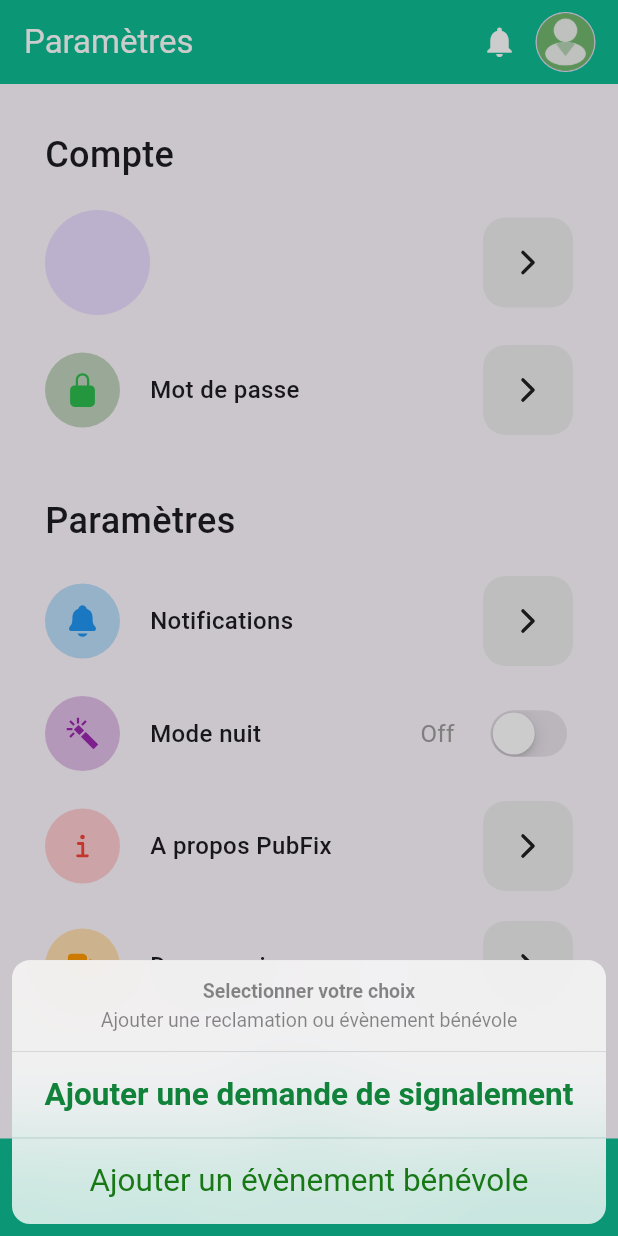
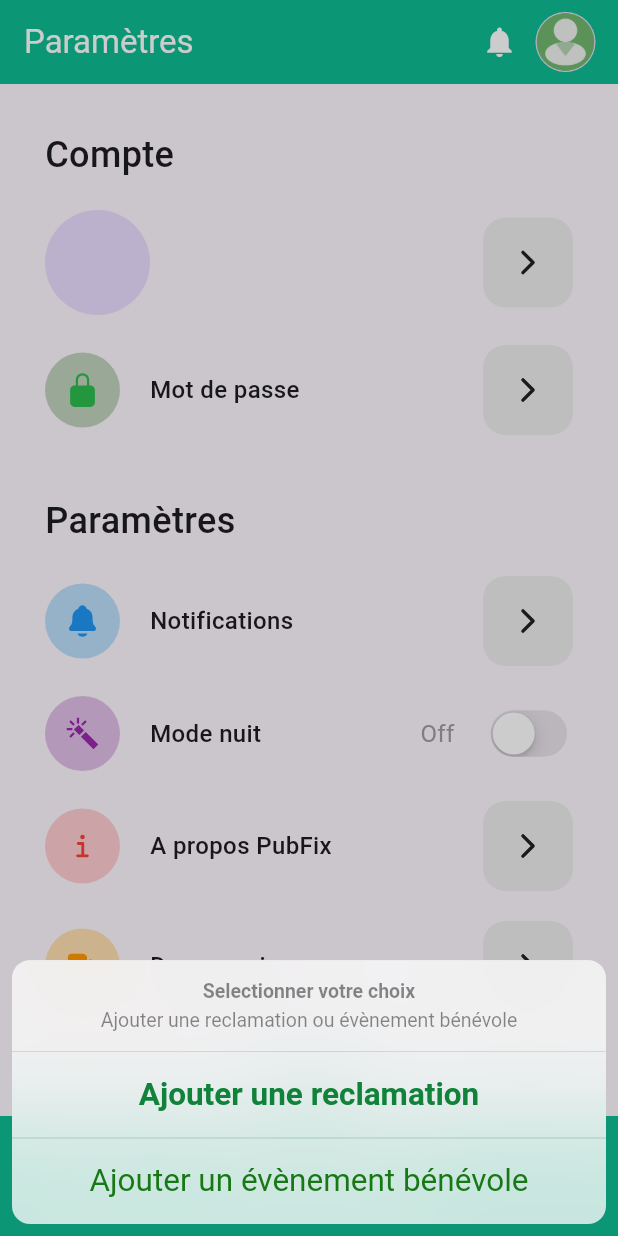
Before and after one commit to Bilelhmd/PFE_Pubfix, a Flutter app: the screen it shows once a user with an empty profile is signed in, item 4 of the bottom bar chosen, after a tap on the "add" icon, on a phone screen of 412 x 824 dp. Run offline on Flutter 3.47's test engine with Material 3 defaults, Android fonts, the phone set to English and light mode, and no system bars; our stand-ins replace cloud_firestore, firebase_auth, firebase_core, firebase_messaging, firebase_storage, flutter_local_notifications and 10 more; missing offline and left inert: cloud_firestore_platform_interface, email_auth, flutter_facebook_auth; accounts and stored records are empty; network calls fail.

Commit message:
03/06 (2)

```diff
--- a/lib/Screen/home_dashboard.dart
+++ b/lib/Screen/home_dashboard.dart
@@ -24,8 +24,6 @@ class _HomeState extends State<Home> {
         message: const Text('Ajouter une reclamation ou évènement bénévole '),
         actions: <CupertinoActionSheetAction>[
           CupertinoActionSheetAction(
-            /// This parameter indicates the action would be a default
-            /// default behavior, turns the action's text to bold text.
             isDefaultAction: true,
             onPressed: () {
               Navigator.push(
@@ -36,7 +34,7 @@ class _HomeState extends State<Home> {
               );
             },
             child: const Text(
-              'Ajouter une demande de signalement',
+              'Ajouter une reclamation',
               style: TextStyle(
                 color: Color.fromARGB(255, 16, 130, 58),
               ),
@@ -82,7 +80,9 @@ class _HomeState extends State<Home> {
   @override
   Widget build(BuildContext context) {
     return Scaffold(
-      body: _pages[_currentTabIndex],
+      body: SafeArea(
+        child: _pages[_currentTabIndex],
+      ),
       floatingActionButton: FloatingActionButton(
         onPressed: () {
           _showActionSheet(context);
@@ -96,20 +96,22 @@ class _HomeState extends State<Home> {
       ),
       floatingActionButtonLocation: FloatingActionButtonLocation.centerDocked,
       bottomNavigationBar: BottomAppBar(
-        height: 65,
         color: const Color.fromARGB(255, 14, 189, 148),
-        //  color: const Color.fromARGB(255, 39, 222, 169),
         shape: const CircularNotchedRectangle(),
         notchMargin: 10,
         child: SizedBox(
+          height: 65,
           child: Row(
             mainAxisAlignment: MainAxisAlignment.spaceAround,
-            crossAxisAlignment: CrossAxisAlignment.start,
+            crossAxisAlignment: CrossAxisAlignment.center,
             children: [
               _buildBottomNavigationBarItem(Icons.home, "Accueil", 0),
               _buildBottomNavigationBarItem(
                   Icons.timer_outlined, "Demandes", 1),
-              const Spacer(),
+              // const Spacer(),
+              const SizedBox(
+                width: 10,
+              ),
               _buildBottomNavigationBarItem(
                   Icons.app_registration_sharp, "Actualités", 2),
               _buildBottomNavigationBarItem(Icons.settings, "Paramètres", 3),
@@ -121,7 +123,8 @@ class _HomeState extends State<Home> {
   }
 
   Widget _buildBottomNavigationBarItem(IconData icon, String label, int index) {
-    return MaterialButton(
+    return Expanded(
+      child: MaterialButton(
         onPressed: () => _onTabTapped(index),
         child: Center(
           child: Column(
@@ -132,7 +135,6 @@ class _HomeState extends State<Home> {
                 color: _currentTabIndex == index
                     ? const Color.fromRGBO(0, 117, 117, 1)
                     : Colors.white,
-              //   color: _currentTabIndex == index ? Colors.black : Colors.white,
               ),
               Text(
                 label,
@@ -146,6 +148,7 @@ class _HomeState extends State<Home> {
             ],
           ),
         ),
+      ),
     );
   }
 }
--- a/lib/Screen_citoyen/rapport/rapport.dart
+++ b/lib/Screen_citoyen/rapport/rapport.dart
@@ -145,6 +145,7 @@ class _RapportsState extends State<Rapports> {
           ],
         ),
         body: SafeArea(
+          child: SingleChildScrollView(
             child: Padding(
               padding: const EdgeInsets.all(8),
               child: Column(
@@ -206,7 +207,8 @@ class _RapportsState extends State<Rapports> {
                     ),
                   ),
                   SizedBox(
-                  height: availableHeight - 106,
+                    height: 700,
+                    // availableHeight - 106,
                     //  height: MediaQuery.of(context).size.height * .7,
                     child: IndexedStack(
                       index: _currentIndex,
@@ -218,6 +220,7 @@ class _RapportsState extends State<Rapports> {
             ),
           ),
         ),
+      ),
     );
   }
 }
```
Also changed, not shown: lib/Screen_citoyen/rapport/liste_totale.dart (+20 -30 lines). Lines whose indentation alone changed are shown as unchanged.
